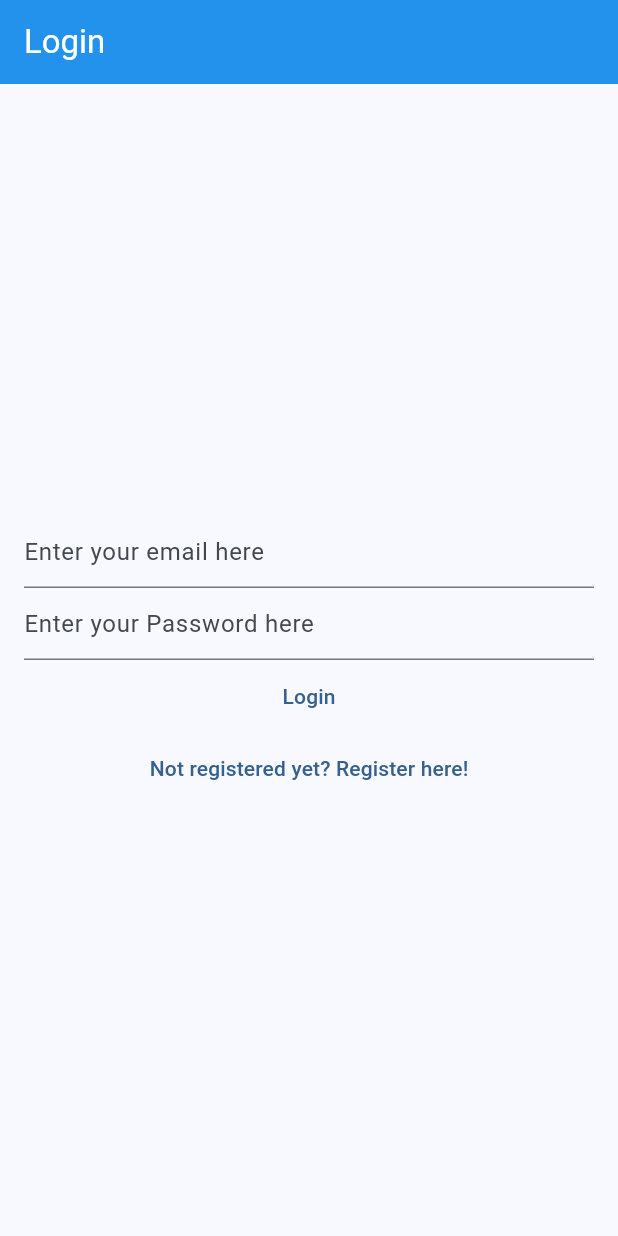
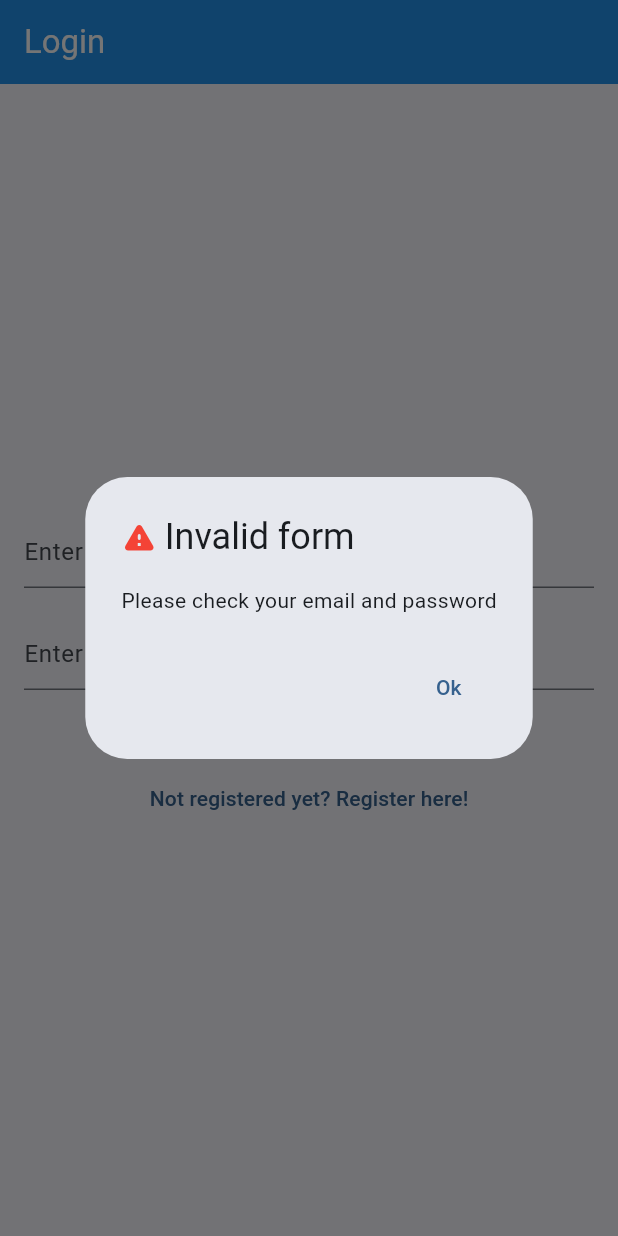
Before and after one commit to Trinity6264/demo_app, a Flutter app: the screen it shows after launch, after a tap on "Login", on a phone screen of 412 x 824 dp. Run offline on Flutter 3.47's test engine with Material 2 defaults, Android fonts, the phone set to English and light mode, and no system bars; our stand-ins replace firebase_auth, firebase_core, flutter_hooks, flutter_riverpod, formz, freezed_annotation and 4 more; accounts and stored records are empty.

Commit message:
Login controller is done

```diff
--- a/lib/app/service_locator.dart
+++ b/lib/app/service_locator.dart
@@ -13,6 +13,7 @@
 // limitations under the License.
 
 import 'package:demo_app/authentication/repository/authenticatiom_repository.dart';
+import 'package:demo_app/common/utils.dart';
 import 'package:get_it/get_it.dart';
 
 final getIt = GetIt.instance;
@@ -21,4 +22,7 @@ void setupReisterService() {
   getIt.registerLazySingleton<AuthenticationRepository>(
     AuthenticationRepository.new,
   );
+  getIt.registerLazySingleton<Utils>(
+    Utils.new,
+  );
 }
--- a/lib/authentication/repository/authenticatiom_repository.dart
+++ b/lib/authentication/repository/authenticatiom_repository.dart
@@ -14,6 +14,7 @@
 
 import 'package:demo_app/authentication/exception/login_exception.dart';
 import 'package:demo_app/authentication/exception/sign_up_exception.dart';
+import 'package:demo_app/main.dart';
 import 'package:firebase_auth/firebase_auth.dart';
 import 'package:multiple_result/multiple_result.dart';
 
@@ -39,8 +40,10 @@ class AuthenticationRepository {
       );
       return Success(resp);
     } on FirebaseAuthException catch (e) {
+      logger.e(e);
       return Error(LoginException.fromFirebaseAuthCode(e.code));
     } catch (e) {
+      logger.e(e);
       return const Error(LoginException());
     }
   }
--- /dev/null
+++ b/lib/common/custom_textfield.dart
@@ -0,0 +1,50 @@
+// Copyright 2023 trinity
+//
+// Licensed under the Apache License, Version 2.0 (the "License");
+// you may not use this file except in compliance with the License.
+// You may obtain a copy of the License at
+//
+//     http://www.apache.org/licenses/LICENSE-2.0
+//
+// Unless required by applicable law or agreed to in writing, software
+// distributed under the License is distributed on an "AS IS" BASIS,
+// WITHOUT WARRANTIES OR CONDITIONS OF ANY KIND, either express or implied.
+// See the License for the specific language governing permissions and
+// limitations under the License.
+
+import 'package:flutter/material.dart';
+
+class CustomTextField extends StatelessWidget {
+  const CustomTextField({
+    required this.hintText,
+    required this.onChanged,
+    this.inputType = TextInputType.text,
+    this.inputAction = TextInputAction.next,
+    this.errorText,
+    super.key,
+  });
+  final String hintText;
+  final TextInputType inputType;
+  final TextInputAction inputAction;
+  final String? errorText;
+  final void Function(String val) onChanged;
+
+  @override
+  Widget build(BuildContext context) {
+    return Padding(
+      padding: const EdgeInsets.only(top: 20),
+      child: TextFormField(
+        onChanged: onChanged,
+        textInputAction: inputAction,
+        keyboardType: inputType,
+        decoration: InputDecoration(
+          hintText: hintText,
+          errorText: errorText,
+          errorStyle: const TextStyle(
+            color: Colors.red,
+          ),
+        ),
+      ),
+    );
+  }
+}
--- /dev/null
+++ b/lib/common/utils.dart
@@ -0,0 +1,52 @@
+// Copyright 2023 trinity
+//
+// Licensed under the Apache License, Version 2.0 (the "License");
+// you may not use this file except in compliance with the License.
+// You may obtain a copy of the License at
+//
+//     http://www.apache.org/licenses/LICENSE-2.0
+//
+// Unless required by applicable law or agreed to in writing, software
+// distributed under the License is distributed on an "AS IS" BASIS,
+// WITHOUT WARRANTIES OR CONDITIONS OF ANY KIND, either express or implied.
+// See the License for the specific language governing permissions and
+// limitations under the License.
+
+import 'package:flutter/material.dart';
+import 'package:go_router/go_router.dart';
+
+class Utils {
+  const Utils();
+
+  void showAlertDialog({
+    required BuildContext context,
+    required String title,
+    required String info,
+    IconData icon = Icons.warning_rounded,
+    Color iconColor = Colors.red,
+  }) {
+    showAdaptiveDialog<void>(
+      context: context,
+      builder: (context) {
+        return AlertDialog.adaptive(
+          title: Row(
+            children: [
+              Icon(icon, color: iconColor),
+              const SizedBox(width: 5),
+              Text(title),
+            ],
+          ),
+          content: Text(info),
+          actions: [
+            TextButton(
+              onPressed: () {
+                context.pop();
+              },
+              child: const Text("Ok"),
+            ),
+          ],
+        );
+      },
+    );
+  }
+}
--- a/lib/form_inputs/email.dart
+++ b/lib/form_inputs/email.dart
@@ -17,7 +17,7 @@ import 'package:freezed_annotation/freezed_annotation.dart';
 
 class Email extends FormzInput<String, EmailValidationError> {
   const Email.pure() : super.pure("");
-  const Email.dirty([super.value = ""]) : super.dirty();
+  const Email.dirty({String value = ""}) : super.dirty(value);
 
   static final _emailRegExp = RegExp(
     r"^[a-zA-Z0-9.!#$%&'*+/=?^_`{|}~-]+@[a-zA-Z0-9-]+(?:\.[a-zA-Z0-9-]+)*$",
@@ -25,9 +25,11 @@ class Email extends FormzInput<String, EmailValidationError> {
 
   @override
   EmailValidationError? validator(String? value) {
-    return _emailRegExp.hasMatch(value ?? "")
-        ? null
-        : EmailValidationError.invalid;
+    if (value == null || value.isEmpty) {
+      return EmailValidationError.empty;
+    }
+
+    return _emailRegExp.hasMatch(value) ? null : EmailValidationError.invalid;
   }
 }
 
@@ -36,7 +38,7 @@ class EmailJsonConverter implements JsonConverter<Email, String> {
 
   @override
   Email fromJson(String json) {
-    return Email.dirty(json);
+    return Email.dirty(value: json);
   }
 
   @override
@@ -46,7 +48,9 @@ class EmailJsonConverter implements JsonConverter<Email, String> {
 }
 
 enum EmailValidationError {
-  invalid("Email is not valid");
+  /// Generic invalid error.
+  invalid("Email is not valid"),
+  empty("Email cannot be empty");
 
   const EmailValidationError(this.message);
 
--- /dev/null
+++ b/lib/login/components/login_button.dart
@@ -0,0 +1,61 @@
+// Copyright 2023 trinity
+//
+// Licensed under the Apache License, Version 2.0 (the "License");
+// you may not use this file except in compliance with the License.
+// You may obtain a copy of the License at
+//
+//     http://www.apache.org/licenses/LICENSE-2.0
+//
+// Unless required by applicable law or agreed to in writing, software
+// distributed under the License is distributed on an "AS IS" BASIS,
+// WITHOUT WARRANTIES OR CONDITIONS OF ANY KIND, either express or implied.
+// See the License for the specific language governing permissions and
+// limitations under the License.
+
+import 'package:demo_app/app/service_locator.dart';
+import 'package:demo_app/common/utils.dart';
+import 'package:demo_app/login/controller/login_controller.dart';
+import 'package:demo_app/login/model/login_state_model.dart';
+import 'package:flutter/material.dart';
+import 'package:flutter_riverpod/flutter_riverpod.dart';
+
+class LoginButton extends ConsumerWidget {
+  const LoginButton({super.key});
+
+  static final loginController =
+      StateNotifierProvider<LoginController, LoginStateModel>(
+    (ref) => LoginController(),
+  );
+
+  static final utils = getIt.get<Utils>();
+
+  @override
+  Widget build(BuildContext context, WidgetRef ref) {
+    final loadingStatus =
+        ref.watch(loginController.select((value) => value.status));
+
+    final loginFormValidated = ref
+        .watch(loginController.select((value) => value.isLoginFormValidated));
+    return switch (loadingStatus) {
+      LoginStatus.loading => const Center(
+          child: CircularProgressIndicator.adaptive(),
+        ),
+      (LoginStatus.success || LoginStatus.failure || LoginStatus.initial) =>
+        TextButton(
+          onPressed: () {
+            if (loginFormValidated) {
+              ref.read(loginController.notifier).login();
+              return;
+            } else {
+              utils.showAlertDialog(
+                context: context,
+                title: "Invalid form",
+                info: "Please check your email and password",
+              );
+            }
+          },
+          child: const Text("Login"),
+        )
+    };
+  }
+}
--- /dev/null
+++ b/lib/login/components/login_email_input.dart
@@ -0,0 +1,40 @@
+// Copyright 2023 trinity
+//
+// Licensed under the Apache License, Version 2.0 (the "License");
+// you may not use this file except in compliance with the License.
+// You may obtain a copy of the License at
+//
+//     http://www.apache.org/licenses/LICENSE-2.0
+//
+// Unless required by applicable law or agreed to in writing, software
+// distributed under the License is distributed on an "AS IS" BASIS,
+// WITHOUT WARRANTIES OR CONDITIONS OF ANY KIND, either express or implied.
+// See the License for the specific language governing permissions and
+// limitations under the License.
+
+import 'package:demo_app/common/custom_textfield.dart';
+import 'package:demo_app/login/controller/login_controller.dart';
+import 'package:demo_app/login/model/login_state_model.dart';
+import 'package:flutter/material.dart';
+import 'package:flutter_riverpod/flutter_riverpod.dart';
+
+class LoginEmailInput extends ConsumerWidget {
+  const LoginEmailInput({super.key});
+
+  static final loginController =
+      StateNotifierProvider<LoginController, LoginStateModel>((ref) {
+    return LoginController();
+  });
+
+  @override
+  Widget build(BuildContext context, WidgetRef ref) {
+    return CustomTextField(
+      hintText: "Enter your email here",
+      errorText: ref.watch(loginController).email.displayError?.message,
+      inputType: TextInputType.emailAddress,
+      onChanged: (val) {
+        ref.read(loginController.notifier).emailChanged(val);
+      },
+    );
+  }
+}
--- /dev/null
+++ b/lib/login/components/login_password_input.dart
@@ -0,0 +1,40 @@
+// Copyright 2023 trinity
+//
+// Licensed under the Apache License, Version 2.0 (the "License");
+// you may not use this file except in compliance with the License.
+// You may obtain a copy of the License at
+//
+//     http://www.apache.org/licenses/LICENSE-2.0
+//
+// Unless required by applicable law or agreed to in writing, software
+// distributed under the License is distributed on an "AS IS" BASIS,
+// WITHOUT WARRANTIES OR CONDITIONS OF ANY KIND, either express or implied.
+// See the License for the specific language governing permissions and
+// limitations under the License.
+
+import 'package:demo_app/common/custom_textfield.dart';
+import 'package:demo_app/login/controller/login_controller.dart';
+import 'package:demo_app/login/model/login_state_model.dart';
+import 'package:flutter/material.dart';
+import 'package:flutter_riverpod/flutter_riverpod.dart';
+
+class LoginPasswordInput extends ConsumerWidget {
+  const LoginPasswordInput({super.key});
+
+  static final loginController =
+      StateNotifierProvider<LoginController, LoginStateModel>((ref) {
+    return LoginController();
+  });
+
+  @override
+  Widget build(BuildContext context, WidgetRef ref) {
+    return CustomTextField(
+      hintText: "Enter your password here",
+      errorText: ref.watch(loginController).password.displayError?.message,
+      inputType: TextInputType.visiblePassword,
+      onChanged: (val) {
+        ref.read(loginController.notifier).passwordChanged(val);
+      },
+    );
+  }
+}
--- a/lib/login/controller/login_controller.dart
+++ b/lib/login/controller/login_controller.dart
@@ -17,26 +17,37 @@ import 'package:demo_app/authentication/repository/authenticatiom_repository.dar
 import 'package:demo_app/form_inputs/email.dart';
 import 'package:demo_app/form_inputs/password.dart';
 import 'package:demo_app/login/model/login_state_model.dart';
+import 'package:demo_app/main.dart';
 import 'package:flutter_riverpod/flutter_riverpod.dart';
+import 'package:formz/formz.dart';
 
 class LoginController extends StateNotifier<LoginStateModel> {
   LoginController() : super(LoginStateModel());
   final _authRepository = getIt<AuthenticationRepository>();
 
   void emailChanged(String value) {
-    final email = Email.dirty(value);
-    state = state.copyWith(email: email);
+    final email = Email.dirty(value: value);
+    state = state.copyWith(
+      email: email,
+      isLoginFormValidated: Formz.validate([email, state.password]),
+    );
+    logger.i(state);
   }
 
   void passwordChanged(String value) {
     final password = Password.dirty(value);
-    state = state.copyWith(password: password);
+    state = state.copyWith(
+      password: password,
+      isLoginFormValidated: Formz.validate([state.email, password]),
+    );
+    logger.i(state);
   }
 
   Future<void> login() async {
     state = state.copyWith(status: LoginStatus.loading);
     final email = state.email.value;
     final password = state.password.value;
+    logger.i("state: $state");
     final result = await _authRepository.signInWithEmailAndPassword(
       email: email,
       password: password,
@@ -44,17 +55,17 @@ class LoginController extends StateNotifier<LoginStateModel> {
 
     result.when(
       (userCredential) {
+        logger.i(userCredential);
         state = state.copyWith(
           status: LoginStatus.success,
         );
       },
       (exception) {
+        logger.e(exception.message);
         state = state.copyWith(
           status: LoginStatus.failure,
         );
       },
     );
   }
-
-
 }
--- a/lib/login/model/login_state_model.dart
+++ b/lib/login/model/login_state_model.dart
@@ -18,13 +18,8 @@ class LoginStateModel with _$LoginStateModel {
     @EmailJsonConverter() @Default(Email.pure()) Email email,
     @PasswordJsonConverter() @Default(Password.pure()) Password password,
     @Default(LoginStatus.initial) LoginStatus status,
+    @Default(false) bool isLoginFormValidated,
   }) = _LoginStateModel;
-
-  factory LoginStateModel.reset({
-    @EmailJsonConverter() @Default(Email.pure()) Email email,
-    @PasswordJsonConverter() @Default(Password.pure()) Password password,
-    @Default(LoginStatus.initial) LoginStatus status,
-  }) = _LoginStateModelReset;
 
   factory LoginStateModel.fromJson(Map<String, dynamic> json) =>
       _$LoginStateModelFromJson(json);
--- a/lib/login/page/login_page.dart
+++ b/lib/login/page/login_page.dart
@@ -12,6 +12,9 @@
 // See the License for the specific language governing permissions and
 // limitations under the License.
 
+import 'package:demo_app/login/components/login_button.dart';
+import 'package:demo_app/login/components/login_email_input.dart';
+import 'package:demo_app/login/components/login_password_input.dart';
 import 'package:demo_app/register/page/register_page.dart';
 import 'package:flutter/material.dart';
 import 'package:go_router/go_router.dart';
@@ -40,20 +43,9 @@ class LoginPage extends StatelessWidget {
         child: Column(
           mainAxisAlignment: MainAxisAlignment.center,
           children: [
-            const TextField(
-              decoration: InputDecoration(
-                hintText: "Enter your email here",
-              ),
-            ),
-            const TextField(
-              decoration: InputDecoration(
-                hintText: "Enter your Password here",
-              ),
-            ),
-            TextButton(
-              onPressed: () {},
-              child: const Text("Login"),
-            ),
+            const LoginEmailInput(),
+            const LoginPasswordInput(),
+            const LoginButton(),
             TextButton(
               onPressed: () {
                 context.go(RegisterPage.route);
--- a/lib/main.dart
+++ b/lib/main.dart
@@ -4,6 +4,12 @@ import 'package:demo_app/router/routers.dart';
 import 'package:firebase_core/firebase_core.dart';
 import 'package:flutter/material.dart';
 import 'package:flutter_riverpod/flutter_riverpod.dart';
+import 'package:logger/logger.dart';
+
+final logger = Logger(
+  // Customize the printer.
+  printer: PrettyPrinter(methodCount: 0, lineLength: 1000),
+);
 
 void main() async {
   WidgetsFlutterBinding.ensureInitialized();
--- a/lib/splash/page/splash_page.dart
+++ b/lib/splash/page/splash_page.dart
@@ -27,7 +27,6 @@ class SplashPage extends HookWidget {
   Widget build(BuildContext context) {
     useEffect(() {
       Future.delayed(const Duration(seconds: 3), () {
-        // context.pushReplacementNamed(LoginPage.route);
         context.go(LoginPage.route);
       });
       return;
--- a/pubspec.yaml
+++ b/pubspec.yaml
@@ -47,6 +47,7 @@ dependencies:
   cloud_firestore: ^4.10.0
   get_it: ^7.6.4
   multiple_result: ^5.1.0
+  logger: ^2.0.2+1
 
 dev_dependencies:
   flutter_test:
```
Also changed, not shown: lib/login/model/login_state_model.freezed.dart, lib/login/model/login_state_model.g.dart, pubspec.lock.
